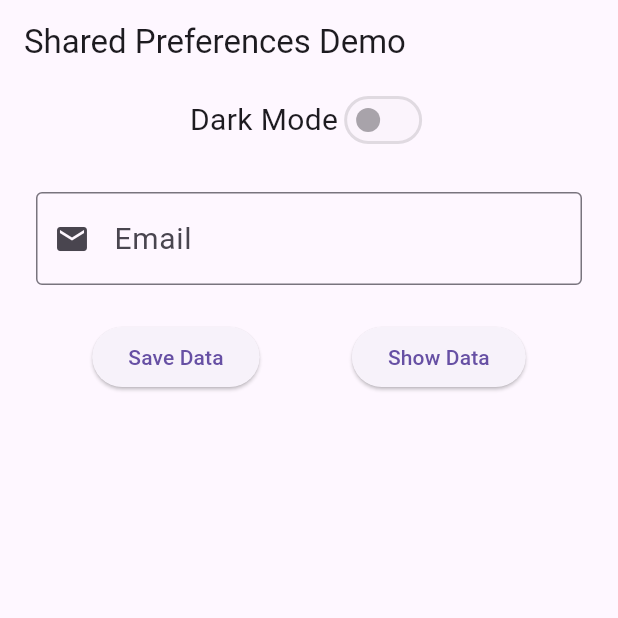
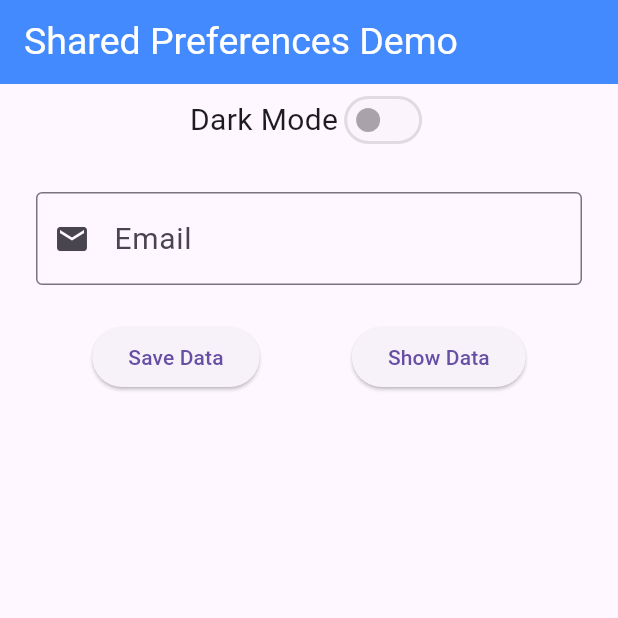
Before and after one commit to mohdAldabagh/start_shared_prefs, a Flutter app: the screen it shows after launch, on a phone screen of 412 x 824 dp, the top half of it. Run offline on Flutter 3.47's test engine with Material 3 defaults, Android fonts, the phone set to English and light mode, and no system bars; our stand-ins replace shared_preferences.

Commit message:
Update Podfile.lock and modify app bar style

```diff
--- a/lib/home_screen.dart
+++ b/lib/home_screen.dart
@@ -30,7 +30,14 @@ class _HomeScreenState extends State<HomeScreen> {
     //TODO 19: Create a variable to change the theme
     return Scaffold(
       appBar: AppBar(
-        title: const Text('Shared Preferences Demo'),
+        title: const Text(
+          'Shared Preferences Demo',
+          style: TextStyle(
+            fontSize: 25,
+            color: Colors.white,
+          ),
+        ),
+        backgroundColor: Colors.blueAccent,
       ),
       body: Center(
         child: Column(
```
Also changed, not shown: 1 other file.
